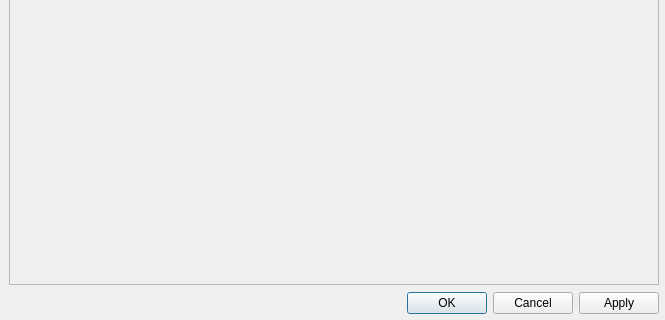
The window that UI/connection.ui (awaleilmo/receiver_nmea) describes before a commit, drawn with Qt 5; both pictures show x 0 to 665 and y 160 to 480 of the 665 by 480 pixel window.
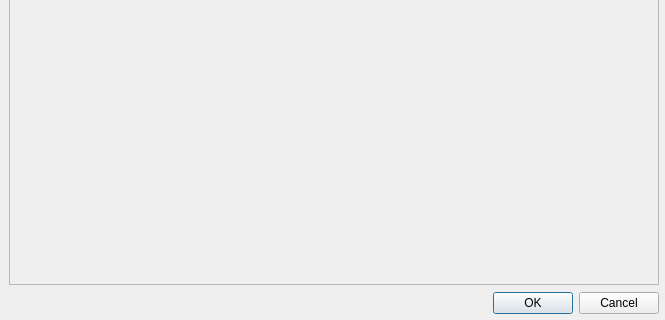
The same window after the commit.

Diff of the .ui file:
```diff
--- a/UI/connection.ui
+++ b/UI/connection.ui
@@ -41,7 +41,7 @@
     <enum>Qt::Orientation::Horizontal</enum>
    </property>
    <property name="standardButtons">
-    <set>QDialogButtonBox::StandardButton::Apply|QDialogButtonBox::StandardButton::Cancel|QDialogButtonBox::StandardButton::Ok</set>
+    <set>QDialogButtonBox::StandardButton::Cancel|QDialogButtonBox::StandardButton::Ok</set>
    </property>
    <property name="centerButtons">
     <bool>false</bool>
```
